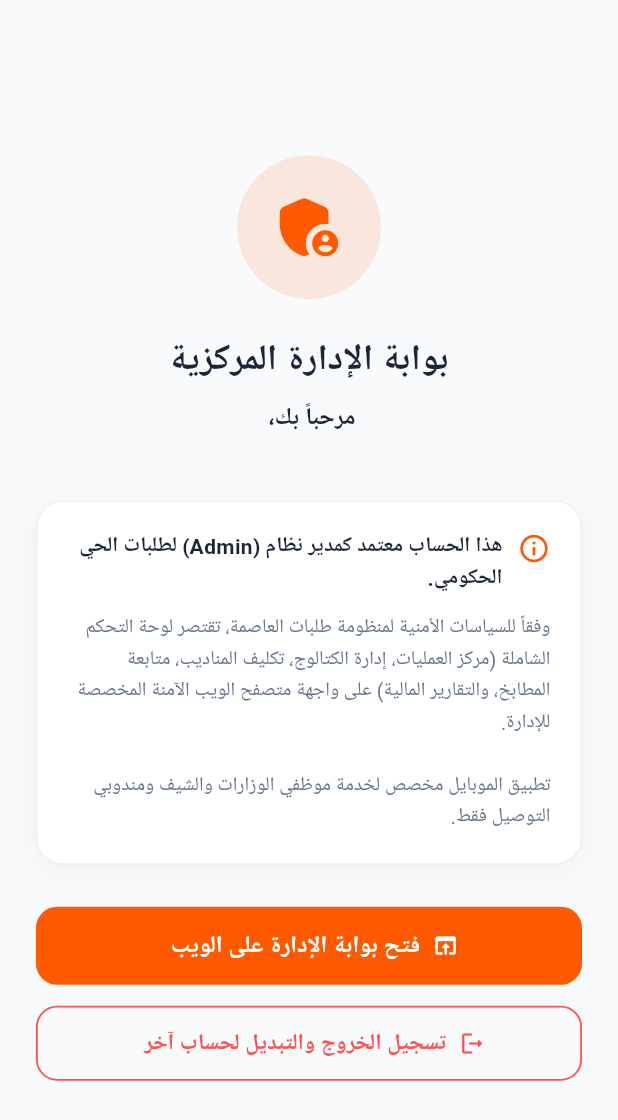
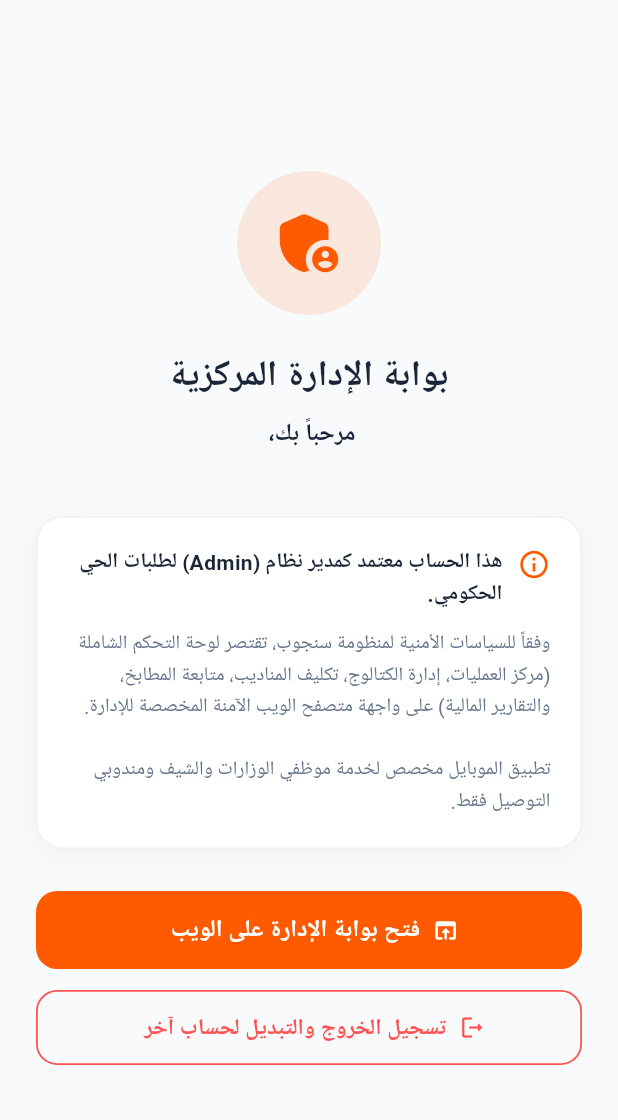
Before and after one commit to Moh-saudi/Sangoub, a Flutter app: the AdminNoticeScreen screen opened directly, on a phone screen of 412 x 824 dp. Shown: the top 1120 px of the screen. Run offline on Flutter 3.47's test engine with Material 3 defaults, Android fonts, the phone set to English and light mode, and no system bars; our stand-ins replace cloud_firestore, firebase_auth, firebase_core, firebase_messaging, flutter_animate, flutter_local_notifications and 8 more; accounts and stored records are empty; Roboto replaces fonts that are missing (Cairo); key blocks and very long unbroken strings in the code were emptied for the run.

Commit message:
feat(mobile): rebrand mobile app to Sangoub

```diff
--- a/mobile_app/lib/core/services/cloudflare_r2_service.dart
+++ b/mobile_app/lib/core/services/cloudflare_r2_service.dart
@@ -5,7 +5,7 @@ class CloudflareR2Service {
   factory CloudflareR2Service() => _instance;
   CloudflareR2Service._internal();
 
-  // إعدادات الـ Bucket المعتمدة لمشروع طلبات العاصمة
+  // إعدادات الـ Bucket المعتمدة لمشروع سنجوب
   static const String bucketName = 'capitaltalabat';
   static const String accountId = '14521cdfec73fa908fbf7e760fae362a';
   static const String s3Endpoint =
--- a/mobile_app/lib/core/services/notification_service.dart
+++ b/mobile_app/lib/core/services/notification_service.dart
@@ -26,7 +26,7 @@ class NotificationService {
   /// قناة إشعارات أندرويد ذات الأولوية القصوى والصوت
   static const AndroidNotificationChannel _orderChannel = AndroidNotificationChannel(
     'capital_orders_channel',
-    'إشعارات طلبات العاصمة',
+    'إشعارات سنجوب',
     description: 'تنبيهات فورية بمراحل الطلب، تحضير الشيف، وحركة المندوب',
     importance: Importance.max,
     playSound: true,
--- a/mobile_app/lib/main.dart
+++ b/mobile_app/lib/main.dart
@@ -44,7 +44,7 @@ class CapitalTalabatApp extends StatelessWidget {
   Widget build(BuildContext context) {
     return MaterialApp(
       navigatorKey: appNavigatorKey,
-      title: 'طلبات العاصمة - Capital Talabat',
+      title: 'سنجوب - Sangoub',
       debugShowCheckedModeBanner: false,
       theme: AppTheme.lightTheme,
       // Arabic RTL localization settings
--- a/mobile_app/lib/screens/admin/admin_notice_screen.dart
+++ b/mobile_app/lib/screens/admin/admin_notice_screen.dart
@@ -139,7 +139,7 @@ class AdminNoticeScreen extends StatelessWidget {
                       ),
                       const SizedBox(height: 12),
                       Text(
-                        'وفقاً للسياسات الأمنية لمنظومة طلبات العاصمة، تقتصر لوحة التحكم الشاملة (مركز العمليات، إدارة الكتالوج، تكليف المناديب، متابعة المطابخ، والتقارير المالية) على واجهة متصفح الويب الآمنة المخصصة للإدارة.\n\nتطبيق الموبايل مخصص لخدمة موظفي الوزارات والشيف ومندوبي التوصيل فقط.',
+                        'وفقاً للسياسات الأمنية لمنظومة سنجوب، تقتصر لوحة التحكم الشاملة (مركز العمليات، إدارة الكتالوج، تكليف المناديب، متابعة المطابخ، والتقارير المالية) على واجهة متصفح الويب الآمنة المخصصة للإدارة.\n\nتطبيق الموبايل مخصص لخدمة موظفي الوزارات والشيف ومندوبي التوصيل فقط.',
                         style: GoogleFonts.cairo(
                           fontSize: 13,
                           height: 1.6,
--- a/mobile_app/lib/screens/auth/login_screen.dart
+++ b/mobile_app/lib/screens/auth/login_screen.dart
@@ -145,7 +145,7 @@ class _LoginScreenState extends State<LoginScreen> with SingleTickerProviderStat
       hint = 'يرجى مراجعة كلمة المرور والمحاولة مرة أخرى.';
     } else if (lower.contains('email-already-in-use')) {
       title = 'البريد مسجل مسبقاً';
-      friendlyMessage = 'هذا البريد الإلكتروني مسجل بالفعل في منظومة طلبات العاصمة.';
+      friendlyMessage = 'هذا البريد الإلكتروني مسجل بالفعل في منظومة سنجوب.';
       hint = 'يمكنك التوجه لتبويب "تسجيل الدخول" واستخدام كلمة المرور الخاصة بك.';
     } else if (lower.contains('weak-password')) {
       title = 'كلمة مرور ضعيفة';
@@ -426,7 +426,7 @@ class _LoginScreenState extends State<LoginScreen> with SingleTickerProviderStat
                       ),
                       const SizedBox(height: 8),
                       Text(
-                        'أدخل بريدك الإلكتروني المسجل في منظومة طلبات العاصمة، وسنرسل لك رابطاً مباشراً لتعيين كلمة مرور جديدة.',
+                        'أدخل بريدك الإلكتروني المسجل في منظومة سنجوب، وسنرسل لك رابطاً مباشراً لتعيين كلمة مرور جديدة.',
                         textAlign: TextAlign.center,
                         style: GoogleFonts.cairo(
                           fontSize: 12.5,
@@ -678,7 +678,7 @@ class _LoginScreenState extends State<LoginScreen> with SingleTickerProviderStat
                   const SizedBox(height: 14),
                   Center(
                     child: Text(
-                      'طلبات العاصمة',
+                      'سنجوب',
                       style: GoogleFonts.cairo(
                         fontSize: 26,
                         fontWeight: FontWeight.bold,
@@ -1002,7 +1002,7 @@ class _LoginScreenState extends State<LoginScreen> with SingleTickerProviderStat
               mainAxisAlignment: MainAxisAlignment.spaceBetween,
               children: [
                 Text(
-                  'شروط وأحكام منصة طلبات العاصمة',
+                  'شروط وأحكام منصة سنجوب',
                   style: GoogleFonts.cairo(
                     fontSize: 16,
                     fontWeight: FontWeight.bold,
@@ -1024,7 +1024,7 @@ class _LoginScreenState extends State<LoginScreen> with SingleTickerProviderStat
                   _buildTermsItem(
                     title: '1. نطاق الخدمة والتوصيل',
                     content:
-                        'خدمة "طلبات العاصمة" مخصصة لتلبية احتياجات العاملين والزوار والمقيمين بكافة أرجاء العاصمة الإدارية الجديدة (الحي الحكومي، حي المال والأعمال CBD، الأحياء السكنية R3 و R5 و R7 و R8، الكمبوندات، والداون تاون) بالإضافة لنطاق التوسع والمدن المجاورة كمدينة الشروق ومدينة بدر ومدينتي والمستقبل سيتي.',
+                        'خدمة "سنجوب" مخصصة لتلبية احتياجات العاملين والزوار والمقيمين بكافة أرجاء العاصمة الإدارية الجديدة (الحي الحكومي، حي المال والأعمال CBD، الأحياء السكنية R3 و R5 و R7 و R8، الكمبوندات، والداون تاون) بالإضافة لنطاق التوسع والمدن المجاورة كمدينة الشروق ومدينة بدر ومدينتي والمستقبل سيتي.',
                   ),
                   _buildTermsItem(
                     title: '2. دقة بيانات التوصيل والتواصل',
@@ -1044,7 +1044,7 @@ class _LoginScreenState extends State<LoginScreen> with SingleTickerProviderStat
                   _buildTermsItem(
                     title: '5. إجراءات الأمن والسلامة في المقرات الحكومية',
                     content:
-                        'يلتزم مناديب طلبات العاصمة بكافة اللوائح والتعليمات الأمنية للمباني الحكومية والمجمعات السكنية، ويتم تسليم الطلب إما في بهو الاستقبال المعتمد أو مباشرة إلى المكتب والدور وفق تصريح الجهة.',
+                        'يلتزم مناديب سنجوب بكافة اللوائح والتعليمات الأمنية للمباني الحكومية والمجمعات السكنية، ويتم تسليم الطلب إما في بهو الاستقبال المعتمد أو مباشرة إلى المكتب والدور وفق تصريح الجهة.',
                   ),
                   _buildTermsItem(
                     title: '6. خصوصية وسرية البيانات',
@@ -1328,7 +1328,7 @@ class _LoginScreenState extends State<LoginScreen> with SingleTickerProviderStat
                               ),
                             ),
                           ),
-                          const TextSpan(text: ' لمنظومة طلبات العاصمة'),
+                          const TextSpan(text: ' لمنظومة سنجوب'),
                         ],
                       ),
                     ),
--- a/mobile_app/lib/screens/profile/account_info_screen.dart
+++ b/mobile_app/lib/screens/profile/account_info_screen.dart
@@ -757,7 +757,7 @@ class _AccountInfoScreenState extends State<AccountInfoScreen> {
             const SizedBox(height: 6),
             _buildCheckboxRow(
               value: _subscribeNewsletter,
-              label: 'الاشتراك في النشرة الإخبارية لطلبات العاصمة',
+              label: 'الاشتراك في النشرة الإخبارية لمنصة سنجوب',
               onChanged: _isEditing ? (val) => setState(() => _subscribeNewsletter = val ?? false) : null,
             ),
             const SizedBox(height: 20),
--- a/mobile_app/pubspec.yaml
+++ b/mobile_app/pubspec.yaml
@@ -1,5 +1,5 @@
 name: capital_talabat_app
-description: "طلبات الحي الحكومي بالعاصمة الإدارية"
+description: "تطبيق سنجوب - Sangoub"
 publish_to: 'none'
 version: 1.0.0+1
 
```
Also changed, not shown: mobile_app/assets/images/app_icon.png, 2 other files.
